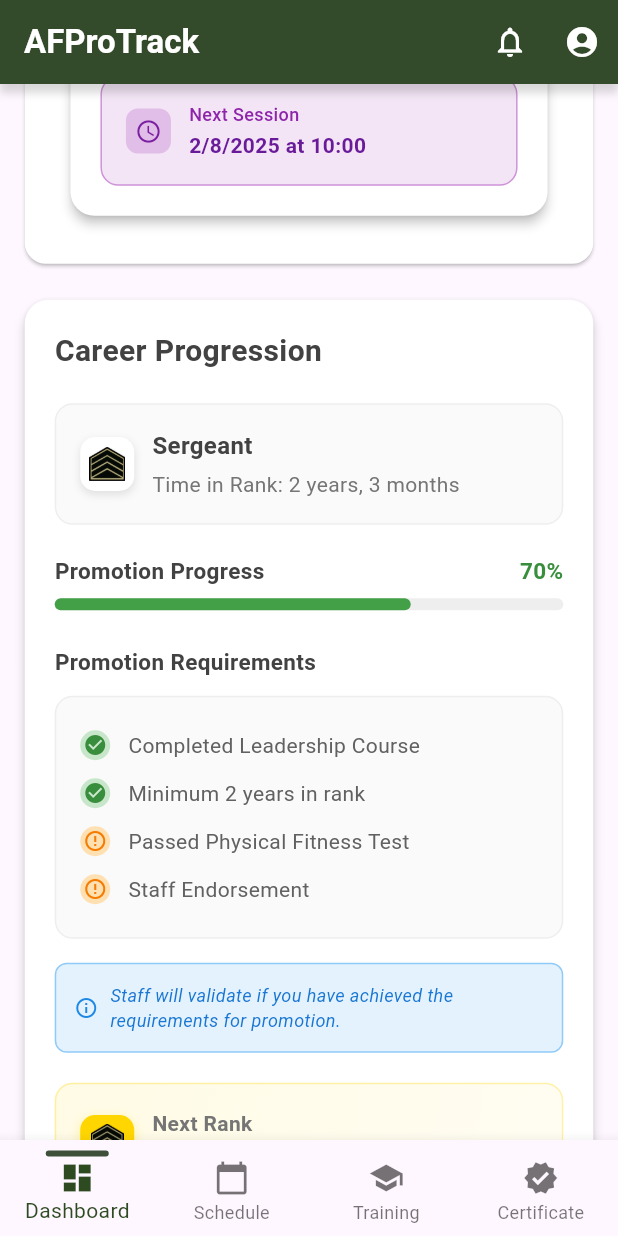
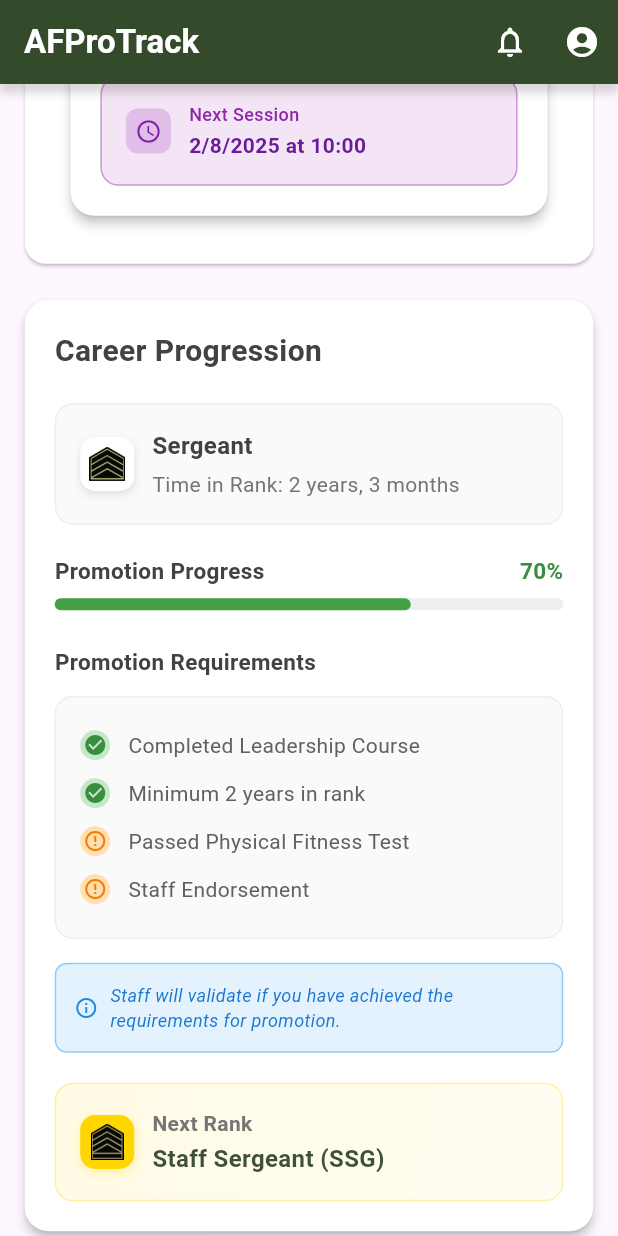
Before and after one commit to tyrelcruz/AFProtrack-Mobile, a Flutter app: the HomeView screen opened directly, scrolled down 1152 dp, on a phone screen of 412 x 824 dp. Run offline on Flutter 3.47's test engine with Material 3 defaults, Android fonts, the phone set to English and light mode, and no system bars.

Commit message:
navigation between views

```diff
--- a/afpmobile/lib/views/home_view.dart
+++ b/afpmobile/lib/views/home_view.dart
@@ -2,8 +2,8 @@ import 'package:flutter/material.dart';
 import '../widgets/user_profile_card.dart';
 import '../widgets/stats_grid.dart';
 import '../widgets/training_program_card.dart';
-import '../widgets/bottom_nav_bar.dart';
 import '../widgets/career_progression_card.dart';
+import '../widgets/app_bar_widget.dart';
 import '../models/training_program.dart';
 import '../utils/app_colors.dart';
 
@@ -15,8 +15,6 @@ class HomeView extends StatefulWidget {
 }
 
 class _HomeViewState extends State<HomeView> {
-  int _currentIndex = 0;
-
   @override
   Widget build(BuildContext context) {
     final width = MediaQuery.of(context).size.width;
@@ -66,42 +64,7 @@ class _HomeViewState extends State<HomeView> {
     ];
     return Scaffold(
       backgroundColor: Theme.of(context).cardColor,
-      appBar: PreferredSize(
-        preferredSize: Size.fromHeight(kToolbarHeight),
-        child: Container(
-          decoration: BoxDecoration(
-            boxShadow: [
-              BoxShadow(
-                color: Colors.black.withOpacity(0.15),
-                blurRadius: 4,
-                offset: Offset(0, 6),
-              ),
-            ],
-          ),
-          child: AppBar(
-            backgroundColor: AppColors.armyPrimary,
-            elevation: 0,
-            title: const Text(
-              'AFProTrack',
-              style: TextStyle(
-                fontWeight: FontWeight.bold,
-                color: AppColors.white,
-              ),
-            ),
-            automaticallyImplyLeading: false,
-            actions: [
-              IconButton(
-                icon: Icon(Icons.notifications_none, color: Colors.white),
-                onPressed: () {},
-              ),
-              IconButton(
-                icon: Icon(Icons.account_circle, color: Colors.white),
-                onPressed: () {},
-              ),
-            ],
-          ),
-        ),
-      ),
+      appBar: const AppBarWidget(),
       body: SingleChildScrollView(
         child: Column(
           crossAxisAlignment: CrossAxisAlignment.start,
@@ -178,17 +141,9 @@ class _HomeViewState extends State<HomeView> {
                 PromotionRequirement(label: 'Staff Endorsement', passed: false),
               ],
             ),
-            SizedBox(height: 80), // For bottom nav bar spacing
+            SizedBox(height: 20), // Reduced spacing since no bottom nav bar
           ],
         ),
-      ),
-      bottomNavigationBar: BottomNavBar(
-        currentIndex: _currentIndex,
-        onTap: (i) {
-          setState(() {
-            _currentIndex = i;
-          });
-        },
       ),
     );
   }
--- a/afpmobile/lib/views/login_view.dart
+++ b/afpmobile/lib/views/login_view.dart
@@ -2,7 +2,7 @@ import 'package:flutter/material.dart';
 import '../utils/app_colors.dart';
 
 import 'signup_view.dart';
-import 'home_view.dart';
+import 'main_navigation_view.dart';
 
 class LoginView extends StatefulWidget {
   const LoginView({Key? key}) : super(key: key);
@@ -258,7 +258,9 @@ class _LoginViewState extends State<LoginView> {
                     child: ElevatedButton(
                       onPressed: () {
                         Navigator.of(context).push(
-                          MaterialPageRoute(builder: (_) => const HomeView()),
+                          MaterialPageRoute(
+                            builder: (_) => const MainNavigationView(),
+                          ),
                         );
                       },
                       style: ElevatedButton.styleFrom(
--- /dev/null
+++ b/afpmobile/lib/widgets/app_bar_widget.dart
@@ -0,0 +1,70 @@
+import 'package:flutter/material.dart';
+import '../utils/app_colors.dart';
+
+class AppBarWidget extends StatelessWidget implements PreferredSizeWidget {
+  final String title;
+  final List<Widget>? actions;
+  final bool showLeading;
+  final Widget? leading;
+
+  const AppBarWidget({
+    Key? key,
+    this.title = 'AFProTrack',
+    this.actions,
+    this.showLeading = false,
+    this.leading,
+  }) : super(key: key);
+
+  @override
+  Widget build(BuildContext context) {
+    return PreferredSize(
+      preferredSize: Size.fromHeight(kToolbarHeight),
+      child: Container(
+        decoration: BoxDecoration(
+          boxShadow: [
+            BoxShadow(
+              color: Colors.black.withOpacity(0.15),
+              blurRadius: 4,
+              offset: Offset(0, 6),
+            ),
+          ],
+        ),
+        child: AppBar(
+          backgroundColor: AppColors.armyPrimary,
+          elevation: 0,
+          title: Text(
+            title,
+            style: const TextStyle(
+              fontWeight: FontWeight.bold,
+              color: AppColors.white,
+            ),
+          ),
+          automaticallyImplyLeading: showLeading,
+          leading: leading,
+          actions:
+              actions ??
+              [
+                IconButton(
+                  icon: const Icon(
+                    Icons.notifications_none,
+                    color: Colors.white,
+                  ),
+                  onPressed: () {
+                    // TODO: Implement notifications
+                  },
+                ),
+                IconButton(
+                  icon: const Icon(Icons.account_circle, color: Colors.white),
+                  onPressed: () {
+                    // TODO: Implement profile navigation
+                  },
+                ),
+              ],
+        ),
+      ),
+    );
+  }
+
+  @override
+  Size get preferredSize => const Size.fromHeight(kToolbarHeight);
+}
--- a/afpmobile/lib/widgets/bottom_nav_bar.dart
+++ b/afpmobile/lib/widgets/bottom_nav_bar.dart
@@ -1,5 +1,6 @@
 import 'package:flutter/material.dart';
 import '../utils/app_colors.dart';
+import 'package:afpmobile/widgets/bottom_nav_bar.dart';
 
 class BottomNavBar extends StatelessWidget {
   final int currentIndex;
```
Also changed, not shown: afpmobile/lib/views/main_navigation_view.dart (added, +77 -0 lines), afpmobile/lib/views/schedule_view.dart (added, +44 -0 lines).
